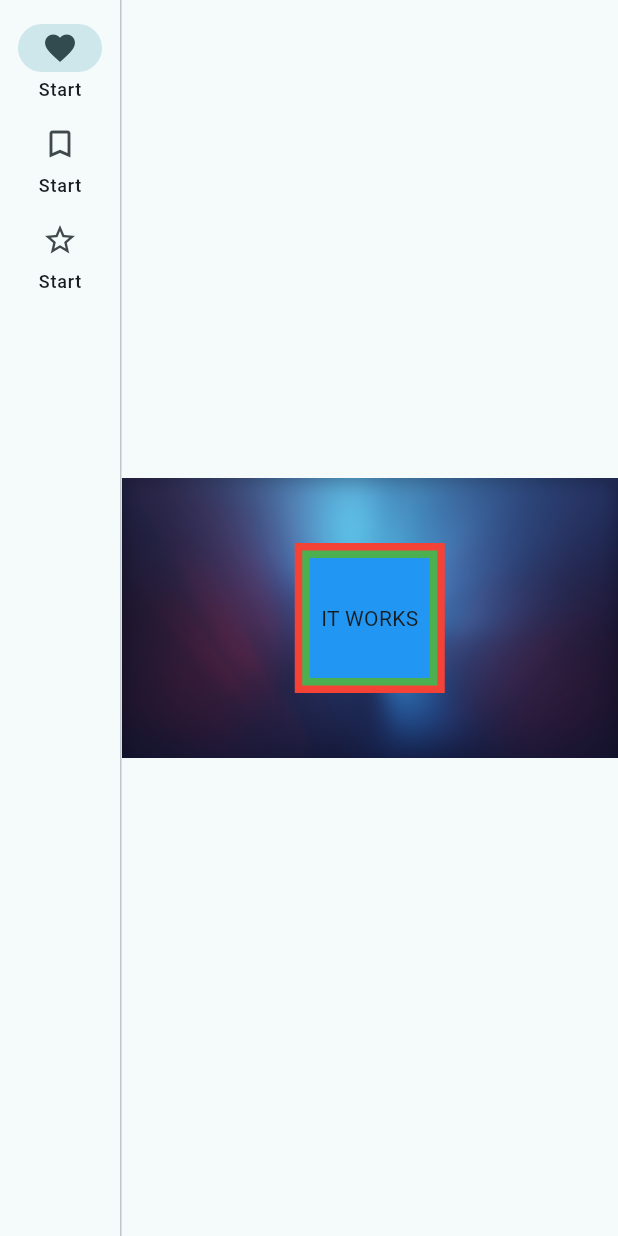
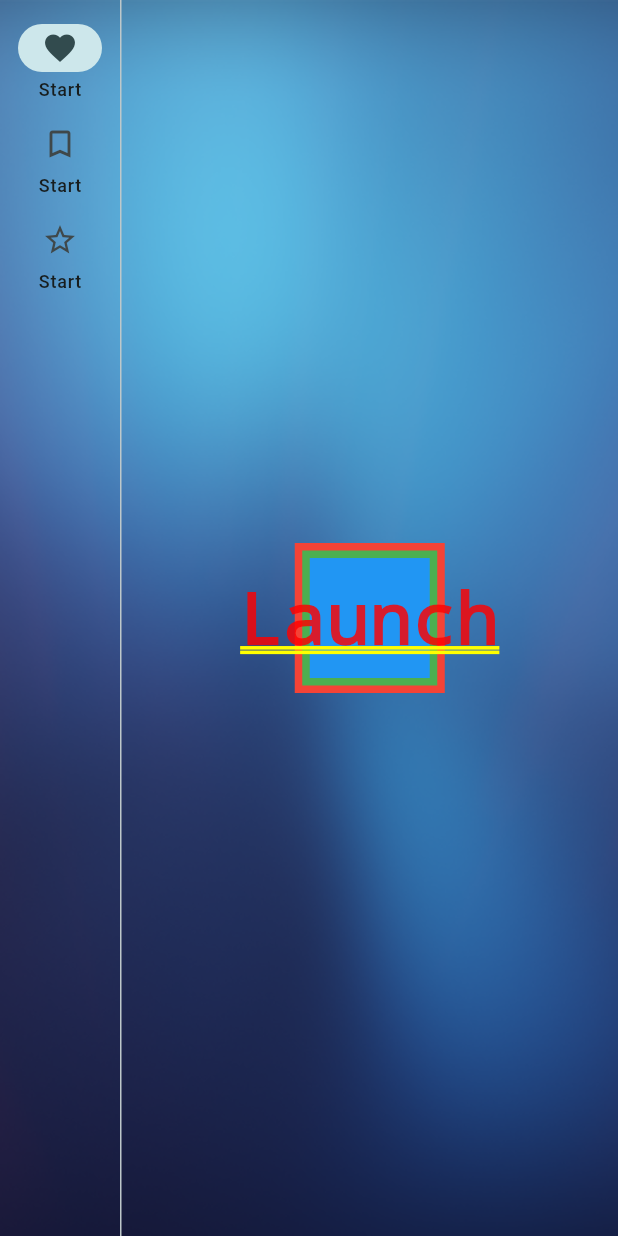
Before and after one commit to LucisUrbe/easy_launcher, a Flutter app: the screen it shows after launch, on a phone screen of 412 x 824 dp. Run offline on Flutter 3.47's test engine with Material 3 defaults, Android fonts, the phone set to English and light mode, and no system bars.

Commit message:
feat: support the real background image
This is provided by Container BoxDecoration.

```diff
--- a/lib/l10n/intl_en.arb
+++ b/lib/l10n/intl_en.arb
@@ -1,4 +1,5 @@
 {
   "start": "Start",
+  "launchGame": "Launch",
   "@@locale": "en"
 }
--- a/lib/main_page.dart
+++ b/lib/main_page.dart
@@ -16,10 +16,17 @@ class _MainPageState extends State<MainPage> {
 
   @override
   Widget build(BuildContext context) {
-    return Scaffold(
-      body: Row(
+    return Container(
+      decoration: const BoxDecoration(
+        image: DecorationImage(
+          fit: BoxFit.cover,
+          image: AssetImage('lib/assets/background.png'),
+        ),
+      ),
+      child: Row(
         children: <Widget>[
           NavigationRail(
+            backgroundColor: Colors.transparent,
             selectedIndex: _selectedIndex,
             groupAlignment: -1.0,
             onDestinationSelected: (int index) {
@@ -66,9 +73,9 @@ class _MainPageState extends State<MainPage> {
           const VerticalDivider(thickness: 1, width: 1),
           // This is the main content.
           <Expanded>[
-            startView(),
-            startView(),
-            startView(),
+            startView(context),
+            startView(context),
+            startView(context),
           ][_selectedIndex],
         ],
       ),
--- a/lib/views/start.dart
+++ b/lib/views/start.dart
@@ -1,15 +1,11 @@
 import 'package:flutter/material.dart';
 import 'package:easy_launcher/generated/l10n.dart';
 
-Expanded startView() {
+Expanded startView(BuildContext context) {
   return Expanded(
     child: Stack(
       alignment: AlignmentDirectional.center,
       children: <Widget>[
-        const Image(
-          image: AssetImage('lib/assets/background.png'),
-          fit: BoxFit.fill,
-        ),
         Container(
           width: 100,
           height: 100,
@@ -25,7 +21,7 @@ Expanded startView() {
           height: 80,
           color: Colors.blue,
         ),
-        const Text("IT WORKS"),
+        Text(S.of(context).launchGame),
       ],
     ),
   );
```
Also changed, not shown: lib/generated/intl/messages_en.dart, lib/generated/l10n.dart.
